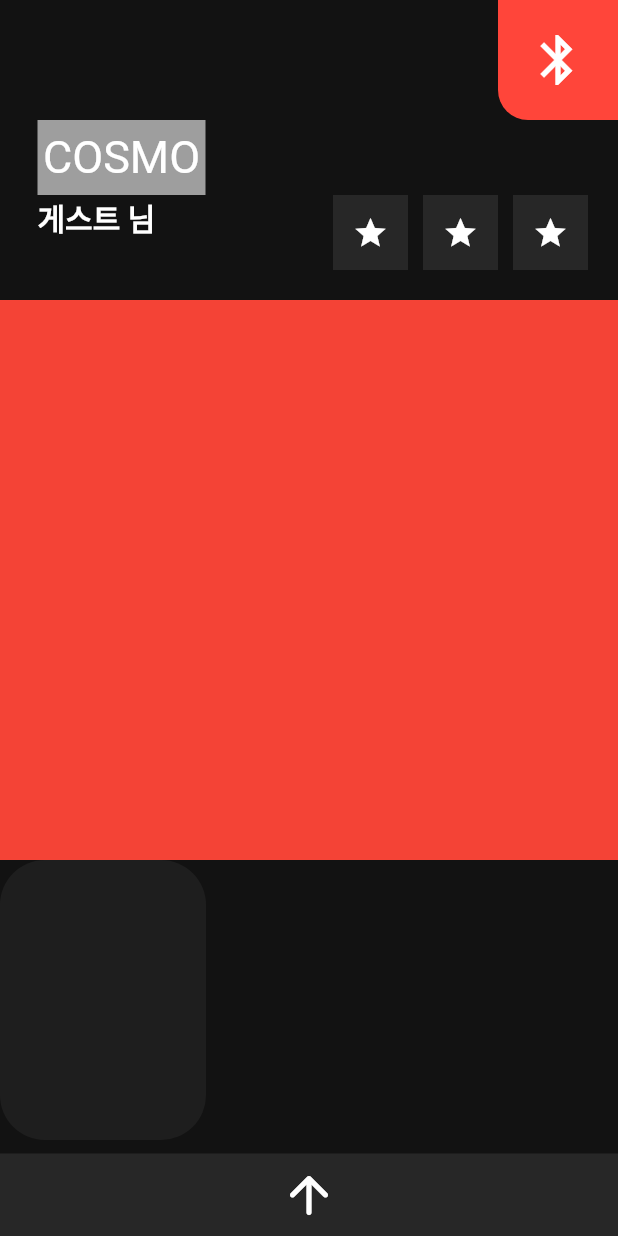
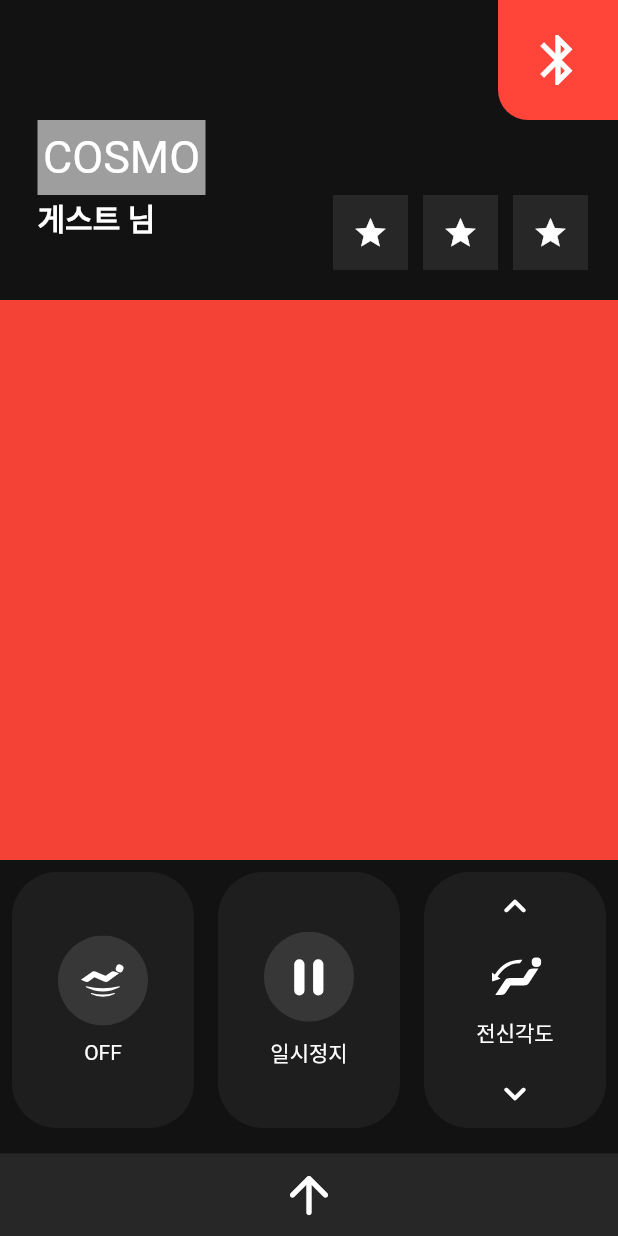
Before and after one commit to redhotsixbull/fiveinch-remote-app, a Flutter app: the screen it shows after launch, on a phone screen of 412 x 824 dp. Run offline on Flutter 3.47's test engine with Material 2 defaults, Android fonts, the phone set to English and light mode, and no system bars; our stand-ins replace flutter_svg, local_auth; missing offline and left inert: pattern_lock.

```diff
--- a/lib/main_page.dart
+++ b/lib/main_page.dart
@@ -170,25 +170,91 @@ class _MainPageState extends State<MainPage> {
             Container(
                 width: double.infinity,
                 height: (heightV - 264) / 3,
-              child: Row(
+                child: _easyController()),
+          ],
+        ));
+  }
+
+  Widget _easyController() {
+    return Row(
       children: [
-                  Expanded(flex: 1, child: Container(
+        Expanded(
+          flex: 1,
+          child: Padding(
+            padding: const EdgeInsets.all(8.0),
+            child: _easyControlButton("images/ico_weightlessness.svg","OFF"),
+          ),
+        ),
+        Expanded(
+          flex: 1,
+          child: Padding(
+            padding: const EdgeInsets.all(8.0),
+            child: _easyControlButton("images/ico_pause.svg","일시정지"),
+          ),
+        ),
+        Expanded(
+          flex: 1,
+          child: Padding(
+            padding: const EdgeInsets.all(8.0),
+            child: _easyControlBodyAngle("images/ico_bodyangle_up.svg", "전신각도"),
+          ),
+        ),
+      ],
+    );
+  }
+
+  Widget _easyControlButton(String path, String title) {
+    return Container(
       decoration: buttonDesign.easyModeButtonDesign(),
       child: Center(
         child: Column(
+          mainAxisAlignment: MainAxisAlignment.center,
           children: [
-
+            SvgPicture.asset(
+              path,
+              color: Colors.white,
+            ),
+            SizedBox(
+              height: 10,
+            ),
+            Text(title),
           ],
         ),
       ),
-                  )),
-                  Expanded(flex: 1, child: Container()),
-                  Expanded(flex: 1, child: Container()),
+    );
+  }
+
+  Widget _easyControlBodyAngle(String path, String title) {
+    return Container(
+      decoration: buttonDesign.easyModeButtonDesign(),
+      child: Center(
+        child: Column(
+          mainAxisAlignment: MainAxisAlignment.spaceBetween,
+          children: [
+            Padding(
+              padding: const EdgeInsets.all(8.0),
+              child: Icon(Icons.keyboard_arrow_up_rounded,size: 30,),
+            ),
+            Column(
+              children: [
+                SvgPicture.asset(
+                  path,
+                  color: Colors.white,
+                ),
+                SizedBox(
+                  height: 10,
+                ),
+                Text(title),
+              ],
+            ),
+            Padding(
+              padding: const EdgeInsets.all(8.0),
+              child: Icon(Icons.keyboard_arrow_down_rounded,size:30,),
+            ),
           ],
         ),
       ),
-          ],
-        ));
+    );
   }
 
   Widget _categoryList() {
```
Also changed, not shown: images/ico_auto.svg, images/ico_bodyangle_up.svg, images/ico_brain.svg, images/ico_healthcare.svg, images/ico_manual.svg, images/ico_pause.svg, images/ico_weightlessness.svg. Lines whose indentation alone changed are shown as unchanged.
